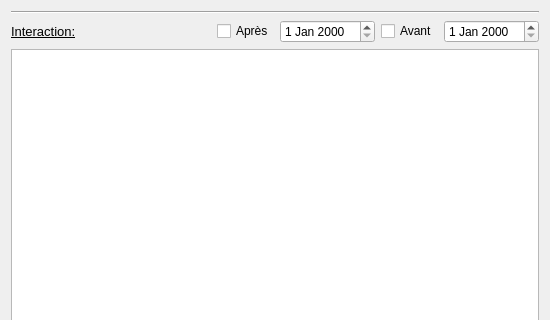
This is interfaces/ficheContact.ui in Gibus21250/CDAA as Qt 5 draws it before an edit; both pictures show x 0 to 550 and y 0 to 320 of the 550 by 700 pixel window. The edited form follows.
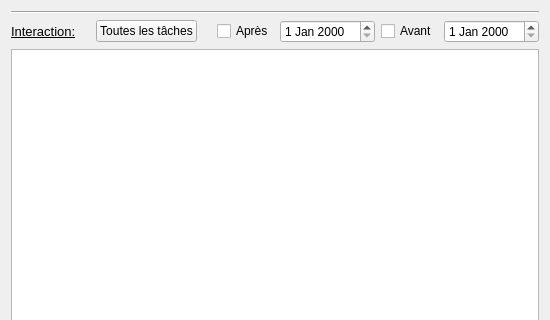
This is the edited form.

Commit message: Ajout liste entière tache contact

```diff
--- a/interfaces/ficheContact.ui
+++ b/interfaces/ficheContact.ui
@@ -77,6 +77,26 @@
          </property>
         </spacer>
        </item>
+       <item>
+        <widget class="QPushButton" name="pb_toutTache">
+         <property name="text">
+          <string>Toutes les tâches</string>
+         </property>
+        </widget>
+       </item>
+       <item>
+        <spacer name="horizontalSpacer_2">
+         <property name="orientation">
+          <enum>Qt::Horizontal</enum>
+         </property>
+         <property name="sizeHint" stdset="0">
+          <size>
+           <width>40</width>
+           <height>20</height>
+          </size>
+         </property>
+        </spacer>
+       </item>
        <item>
         <widget class="QCheckBox" name="check_apres">
          <property name="text">
```
The commit also changes 9 other files.
